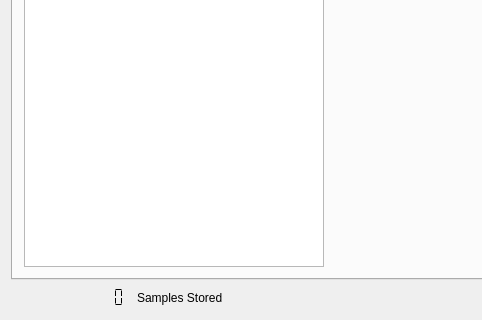
The window that mainwindow.ui (IMbackK/TelsysMaster) describes before a commit, drawn with Qt 5; both pictures show x 0 to 482 and y 233 to 553 of the 904 by 553 pixel window.
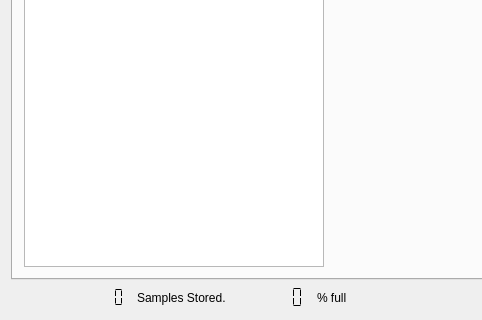
The same window after the commit. Custom widgets are drawn as their Qt base class.

```diff
--- a/mainwindow.ui
+++ b/mainwindow.ui
@@ -337,7 +337,33 @@
          </size>
         </property>
         <property name="text">
-         <string>Samples Stored</string>
+         <string>Samples Stored.          </string>
+        </property>
+       </widget>
+      </item>
+      <item>
+       <widget class="QLCDNumber" name="lcdNumber_bufferPercent">
+        <property name="sizePolicy">
+         <sizepolicy hsizetype="Fixed" vsizetype="Minimum">
+          <horstretch>0</horstretch>
+          <verstretch>0</verstretch>
+         </sizepolicy>
+        </property>
+        <property name="frameShape">
+         <enum>QFrame::NoFrame</enum>
+        </property>
+        <property name="digitCount">
+         <number>3</number>
+        </property>
+        <property name="segmentStyle">
+         <enum>QLCDNumber::Flat</enum>
+        </property>
+       </widget>
+      </item>
+      <item>
+       <widget class="QLabel" name="label_12">
+        <property name="text">
+         <string>% full</string>
         </property>
        </widget>
       </item>
```
Left out of the diff: 26 changed lines with no effect on the pictures.
